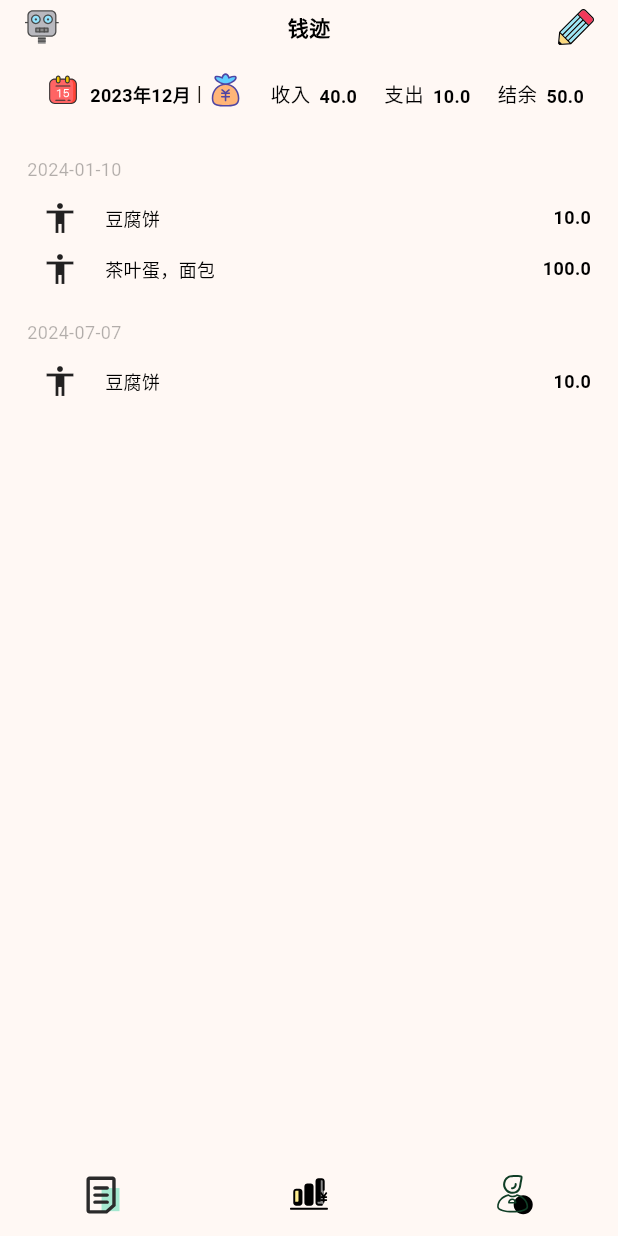
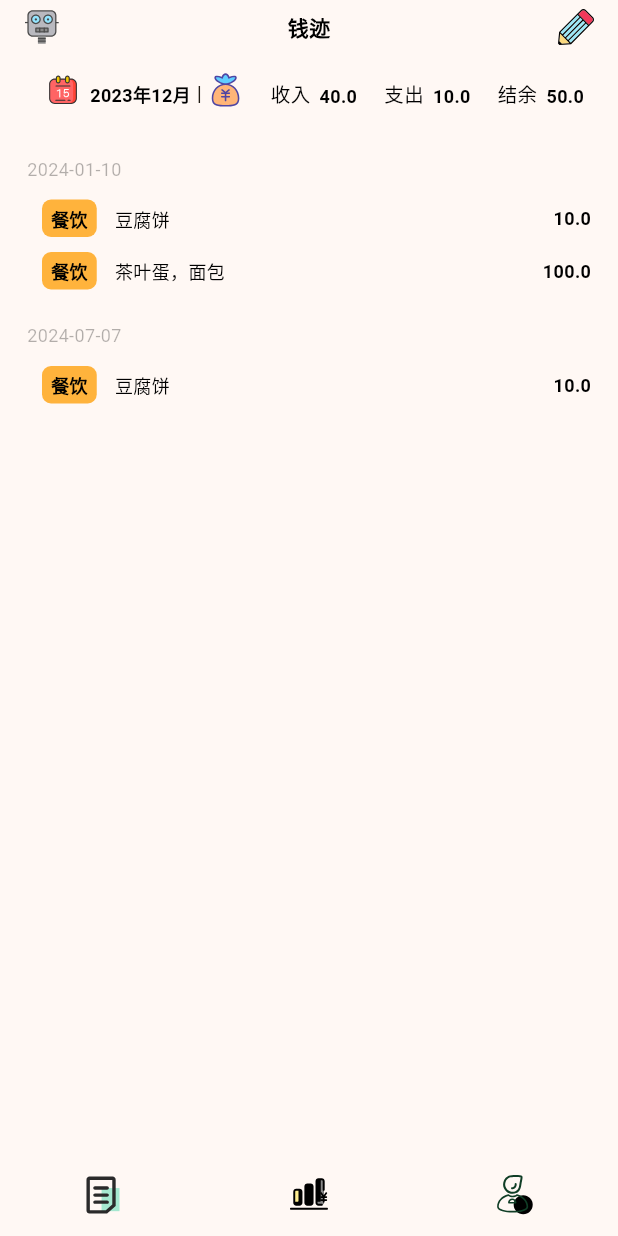
Before and after one commit to linlangli/mtrack, a Flutter app: the screen it shows after launch, on a phone screen of 412 x 824 dp. Run offline on Flutter 3.47's test engine with Material 3 defaults, Android fonts, the phone set to English and light mode, and no system bars; our stand-ins replace flutter_svg, get, shared_preferences.

Commit message:
feat: util包名更改，账单类型名称

```diff
--- a/lib/common/util/time_util.dart
+++ b/lib/common/utils/time_util.dart
@@ -1,5 +1,4 @@
 import 'package:intl/intl.dart';
-import 'package:mtrack/common/util/log_util.dart';
 
 class TimeUtil {
   static String getNowDate({String format = 'yyyy-MM-dd'}) {
--- a/lib/constants/app_string.dart
+++ b/lib/constants/app_string.dart
@@ -13,6 +13,10 @@ class AppString {
   static const String navigationMine = '我的';
   static const String bookkeepingModalIntro = '描述一下～';
 
+  static const String billTypeCatering = '餐饮';
+  static const String billTypeCloth = '服饰';
+  static const String billTypeHouse = '住房';
+
   static const String bookkeepingModalGetBuilderId = 'bookkeepingModal';
   static const String billPageGetBuilderId = 'billPage';
 }
--- a/lib/controllers/bill/bill_controller.dart
+++ b/lib/controllers/bill/bill_controller.dart
@@ -1,7 +1,6 @@
 import 'package:get/get.dart';
-import 'package:mtrack/common/util/debug_util.dart';
-import 'package:mtrack/common/util/log_util.dart';
-import 'package:mtrack/common/util/time_util.dart';
+import 'package:mtrack/common/utils/debug_util.dart';
+import 'package:mtrack/common/utils/time_util.dart';
 import 'package:mtrack/constants/app_string.dart';
 import 'package:mtrack/models/bill_model.dart';
 
@@ -37,12 +36,26 @@ class BillController extends GetxController {
 
   void bookkeeping() {
     bill?.billPerDayList.forEach((billPerDay) {
-      LogUtil.log('BillController', 'billPerDay.date: ${billPerDay.date}, date: $date');
       if(billPerDay.date == date) {
-        billPerDay.billItemList.add(BillItem(money: double.parse(money), desc: desc, type: type, tag: 0xFFFFB33C));
-        LogUtil.log('BillController', 'billItemList.len: ${billPerDay.billItemList.length}');
+        billPerDay.billItemList.add(BillItem(money: double.parse(money), desc: desc, type: type, tag: 0xFFFF0000));
       }
     });
-    update();
+    update([AppString.billPageGetBuilderId, AppString.bookkeepingModalGetBuilderId]);
+  }
+
+  String getName(BillType type) {
+    String name = '';
+    switch(type) {
+      case BillType.catering:
+        name = AppString.billTypeCatering;
+        break;
+      case BillType.cloth:
+        name = AppString.billTypeCloth;
+        break;
+      case BillType.housing:
+        name = AppString.billTypeHouse;
+        break;
+    }
+    return name;
   }
 }
--- a/lib/models/bill_model.dart
+++ b/lib/models/bill_model.dart
@@ -67,7 +67,7 @@ class BillItem {
   final double money;
   final String desc;
   final BillType type;
-  final int? tag;
+  final int tag;
 
   BillItem({
     required this.money,
--- a/lib/views/bill/bill_page.dart
+++ b/lib/views/bill/bill_page.dart
@@ -2,7 +2,8 @@ import 'package:flutter/material.dart';
 import 'package:flutter_svg/flutter_svg.dart';
 import 'package:get/get.dart';
 import 'package:mtrack/common/extension/widget_extension.dart';
-import 'package:mtrack/common/util/log_util.dart';
+import 'package:mtrack/common/utils/log_util.dart';
+import 'package:mtrack/common/utils/ui_util.dart';
 import 'package:mtrack/constants/app_string.dart';
 import 'package:mtrack/constants/theme_font.dart';
 import 'package:mtrack/controllers/bill/bill_controller.dart';
@@ -31,11 +32,11 @@ class BillPage extends GetView<BillController> {
           ),
           const SizedBox(height: 32),
           ListView.builder(
-              shrinkWrap: true,
-              itemCount: billPerDayList.length,
-              itemBuilder: (BuildContext context, int index) {
-                return _perDayContentWidget(billPerDayList[index]);
-              })
+            shrinkWrap: true,
+            itemCount: billPerDayList.length,
+            itemBuilder: (BuildContext context, int index) {
+              return _perDayContentWidget(billPerDayList[index]);
+            })
         ],
       );
     }, id: AppString.billPageGetBuilderId,);
@@ -134,11 +135,17 @@ class BillPage extends GetView<BillController> {
         children: [
           Row(
             children: [
-              GestureDetector(
-                child: const Icon(size: 24, Icons.accessibility),
-                onTap: () {},
+              Container(
+                decoration: BoxDecoration(
+                  color: Color(billItem.tag),
+                  borderRadius: UiUtil.radius(6)
+                ),
+                padding: const EdgeInsets.symmetric(horizontal: 6, vertical: 4),
+                child: Text(controller.getName(billItem.type), style: ThemeFont.warmPrimary()).button(onTap: () {
+
+                }),
               ),
-              const SizedBox(width: 18),
+              const SizedBox(width: 12),
               Text(billItem.desc, style: ThemeFont.bodyPrimary())
             ],
           ),
--- a/lib/views/bill/bookkeeping_modal.dart
+++ b/lib/views/bill/bookkeeping_modal.dart
@@ -2,9 +2,9 @@ import 'package:flutter/material.dart';
 import 'package:flutter_svg/flutter_svg.dart';
 import 'package:get/get.dart';
 import 'package:mtrack/common/extension/widget_extension.dart';
-import 'package:mtrack/common/util/device_util.dart';
-import 'package:mtrack/common/util/log_util.dart';
-import 'package:mtrack/common/util/ui_util.dart';
+import 'package:mtrack/common/utils/device_util.dart';
+import 'package:mtrack/common/utils/log_util.dart';
+import 'package:mtrack/common/utils/ui_util.dart';
 import 'package:mtrack/constants/app_string.dart';
 import 'package:mtrack/constants/theme_color.dart';
 import 'package:mtrack/constants/theme_font.dart';
```
Also changed, not shown: lib/common/utils/debug_util.dart (renamed from lib/common/util/debug_util.dart), lib/common/utils/device_util.dart (renamed from lib/common/util/device_util.dart), lib/common/utils/log_util.dart (renamed from lib/common/util/log_util.dart), lib/common/utils/storage_util.dart (renamed from lib/common/util/storage_util.dart), lib/common/utils/ui_util.dart (renamed from lib/common/util/ui_util.dart).
